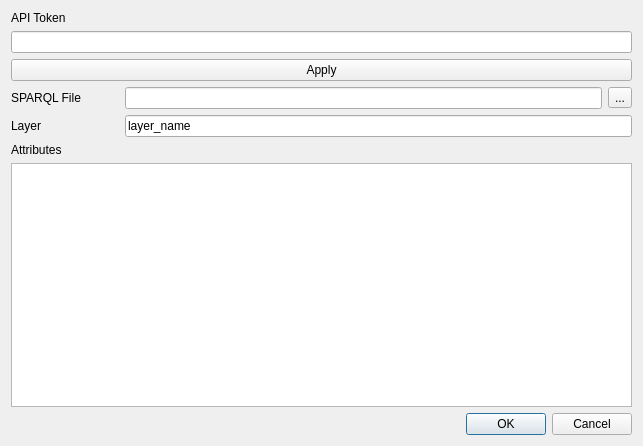
First picture: the form in dataworld_plugin_dialog_base.ui, repository dbcells/dataworld-plugin, before the edit.
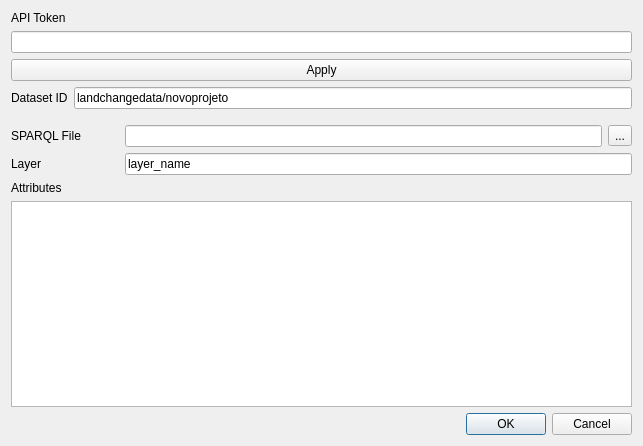
Second picture: the form after the edit.

Patch:
```diff
--- a/dataworld_plugin_dialog_base.ui
+++ b/dataworld_plugin_dialog_base.ui
@@ -24,7 +24,7 @@
      </property>
     </widget>
    </item>
-   <item row="3" column="0">
+   <item row="4" column="0">
     <layout class="QVBoxLayout" name="formLayout_2" stretch="0,0,0,0">
      <item>
       <layout class="QHBoxLayout" name="horizontalLayout_6">
@@ -136,6 +136,27 @@
      </property>
     </widget>
    </item>
+   <item row="3" column="0">
+    <layout class="QHBoxLayout" name="horizontalLayout_2">
+     <property name="bottomMargin">
+      <number>10</number>
+     </property>
+     <item>
+      <widget class="QLabel" name="label_2">
+       <property name="text">
+        <string>Dataset ID</string>
+       </property>
+      </widget>
+     </item>
+     <item>
+      <widget class="QLineEdit" name="lineDataset">
+       <property name="text">
+        <string>landchangedata/novoprojeto</string>
+       </property>
+      </widget>
+     </item>
+    </layout>
+   </item>
   </layout>
  </widget>
  <resources/>
```
